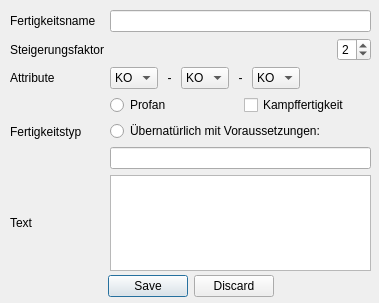
This is UI/DatenbankEditFertigkeit.ui in Aeolitus/Sephrasto as Qt 5 draws it before an edit. The edited form follows.
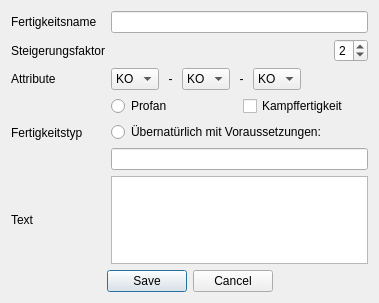
This is the edited form.

Commit message: Refactored Datenbank into Wrapper + UI class structure. Tested, seems to work still. Implemented Wrapper for Vorteile. Works. Added Type to Vorteile for better visualization. Implemented in Fertigkeiten and Database.

The edit to the form file:
```diff
--- a/UI/DatenbankEditFertigkeit.ui
+++ b/UI/DatenbankEditFertigkeit.ui
@@ -13,34 +13,8 @@
   <property name="windowTitle">
    <string>Dialog</string>
   </property>
-  <widget class="QDialogButtonBox" name="buttonBox">
-   <property name="geometry">
-    <rect>
-     <x>10</x>
-     <y>271</y>
-     <width>361</width>
-     <height>31</height>
-    </rect>
-   </property>
-   <property name="orientation">
-    <enum>Qt::Horizontal</enum>
-   </property>
-   <property name="standardButtons">
-    <set>QDialogButtonBox::Discard|QDialogButtonBox::Save</set>
-   </property>
-   <property name="centerButtons">
-    <bool>true</bool>
-   </property>
-  </widget>
-  <widget class="QWidget" name="gridLayoutWidget">
-   <property name="geometry">
-    <rect>
-     <x>10</x>
-     <y>10</y>
-     <width>361</width>
-     <height>261</height>
-    </rect>
-   </property>
+  <layout class="QGridLayout" name="gridLayout_2">
+   <item row="0" column="0">
    <layout class="QGridLayout" name="gridLayout">
     <item row="0" column="2">
      <widget class="QLineEdit" name="nameEdit"/>
@@ -327,7 +301,21 @@
      </layout>
     </item>
    </layout>
-  </widget>
+   </item>
+   <item row="1" column="0">
+    <widget class="QDialogButtonBox" name="buttonBox">
+     <property name="orientation">
+      <enum>Qt::Horizontal</enum>
+     </property>
+     <property name="standardButtons">
+      <set>QDialogButtonBox::Cancel|QDialogButtonBox::Save</set>
+     </property>
+     <property name="centerButtons">
+      <bool>true</bool>
+     </property>
+    </widget>
+   </item>
+  </layout>
  </widget>
  <tabstops>
   <tabstop>nameEdit</tabstop>
```
Left out of the diff: 5 changed lines with no effect on the pictures. Lines whose indentation alone changed are shown as unchanged. The commit also changes 22 other files.
